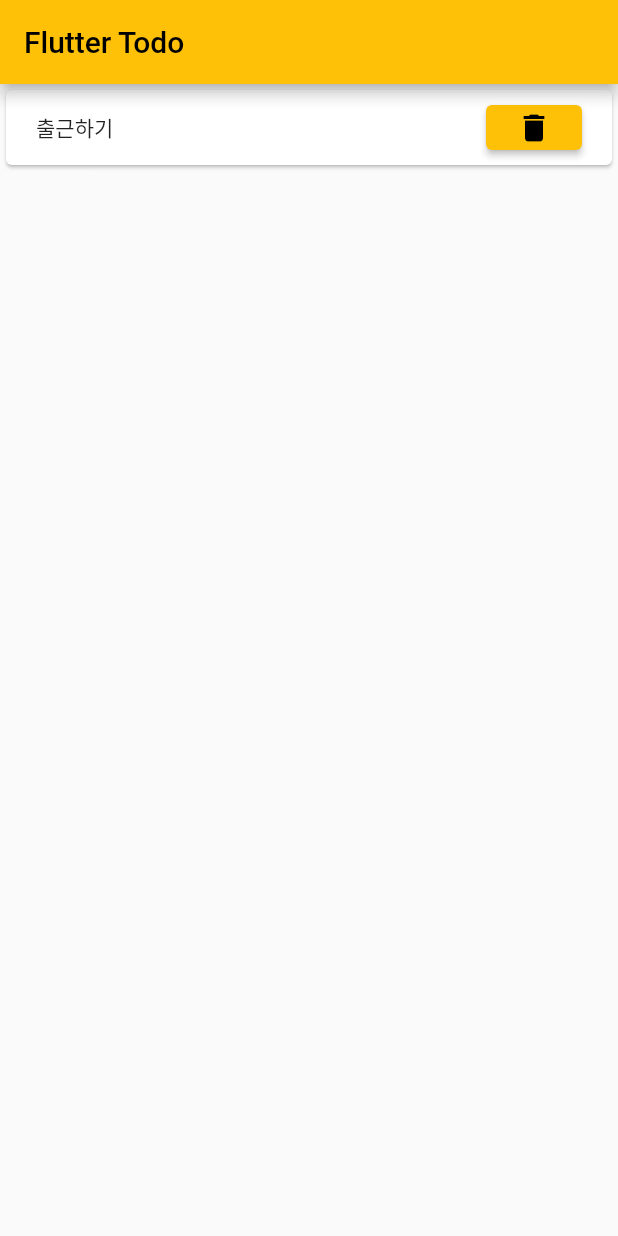
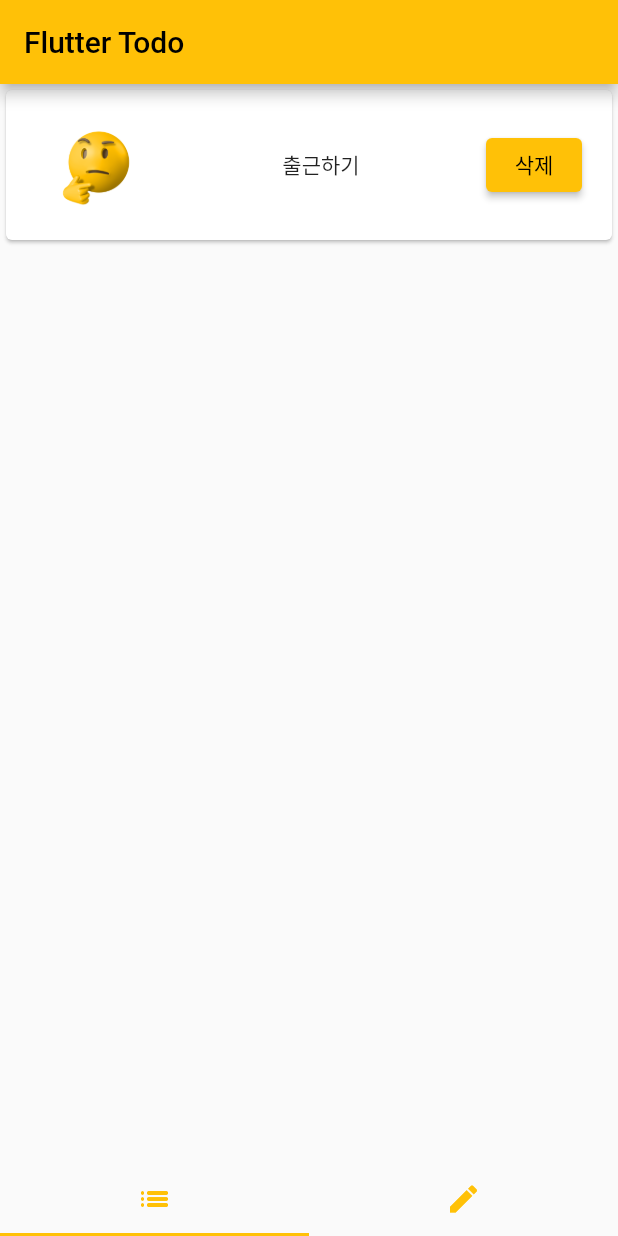
Before and after one commit to che-ri/flutter_todo, a Flutter app: the screen it shows after launch, on a phone screen of 412 x 824 dp. Run offline on Flutter 3.47's test engine with Material 2 defaults, Android fonts, the phone set to English and light mode, and no system bars.

Commit message:
feat ::: flutter-todo

```diff
--- a/lib/main.dart
+++ b/lib/main.dart
@@ -40,40 +40,45 @@ class _MyHomePageState extends State<MyHomePage>
   @override
   void initState() {
     super.initState();
-    todoList = [TodoItem(todo: '출근하기', achieved: true, imagePath: '')];
+    todoList = [
+      TodoItem(
+          todo: '출근하기',
+          achieved: true,
+          imagePath: 'assets/images/emoji_think.png')
+    ];
+    bottomNavigator = TabController(length: 2, vsync: this);
+  }
+
+  @override
+  void dispose() {
+    bottomNavigator?.dispose();
+    super.dispose();
   }
 
   @override
   Widget build(BuildContext context) {
     return Scaffold(
-        appBar: AppBar(
-          title: Text(widget.title),
-        ),
-        body: Container(
-            child: ListView.builder(
-          itemCount: todoList.length,
-          itemBuilder: (context, index) {
-            return GestureDetector(
-              child: Card(
-                  child: Container(
-                      height: 50,
-                      padding: EdgeInsets.only(
-                          left: 20, right: 20, top: 10, bottom: 10),
-                      child: Row(
-                        mainAxisAlignment: MainAxisAlignment.spaceBetween,
-                        children: [
-                          Text(todoList[index].todo!),
-                          ElevatedButton(
-                              onPressed: () {
-                                setState(() {
-                                  todoList.removeAt(index);
-                                });
-                              },
-                              child: Icon(Icons.delete))
-                        ],
-                      ))),
-            );
-          },
-        )));
+      appBar: AppBar(
+        title: Text(widget.title),
+      ),
+      body: TabBarView(
+        children: <Widget>[
+          TodoListPage(list: todoList),
+          TodoWritePage(list: todoList)
+        ],
+        controller: bottomNavigator,
+      ),
+      bottomNavigationBar: TabBar(
+        tabs: <Tab>[
+          Tab(
+            icon: Icon(Icons.list_rounded, color: Colors.amber),
+          ),
+          Tab(
+            icon: Icon(Icons.edit, color: Colors.amber),
+          )
+        ],
+        controller: bottomNavigator,
+      ),
+    );
   }
 }
--- a/lib/todoListPage.dart
+++ b/lib/todoListPage.dart
@@ -18,13 +18,17 @@ class _TodoListPageState extends State<TodoListPage> {
         child: Center(
             child: ListView.builder(
           itemCount: widget.list.length,
-          itemBuilder: (context, index) => GestureDetector(
+          itemBuilder: (context, index) {
+            return GestureDetector(
               child: Card(
+                  child: Container(
+                      padding: EdgeInsets.only(
+                          top: 10, bottom: 10, left: 20, right: 20),
                       child: Row(
-              mainAxisAlignment: MainAxisAlignment.center,
+                        mainAxisAlignment: MainAxisAlignment.spaceBetween,
                         children: [
                           Image.asset(widget.list[index].imagePath!,
-                    height: 100, width: 100, fit: BoxFit.contain),
+                              height: 80, width: 80, fit: BoxFit.cover),
                           Text(widget.list[index].todo!),
                           ElevatedButton(
                               onPressed: () {
@@ -34,21 +38,62 @@ class _TodoListPageState extends State<TodoListPage> {
                               },
                               child: Text('삭제'))
                         ],
-            )),
+                      ))),
               onTap: () {
                 AlertDialog dialog = AlertDialog(
                   content: Column(children: [
-                  Image.asset(widget.list[index].imagePath!),
-                  Text(widget.list[index].todo!)
+                    Image.asset(widget.list[index].imagePath!,
+                        width: 100, height: 100, fit: BoxFit.cover),
+                    Text(
+                      widget.list[index].todo!,
+                      style: TextStyle(fontSize: 30),
+                    ),
+                    ElevatedButton(
+                        onPressed: () {
+                          setState(() {
+                            widget.list.removeAt(index);
+                            Navigator.of(context).pop();
+                          });
+                        },
+                        child: Text('삭제'))
                   ]),
                 );
                 showDialog(
                     context: context,
                     builder: ((BuildContext context) => dialog));
               },
-          ),
+            );
+          },
         )),
       ),
     );
   }
 }
+
+
+// Container(
+//             child: ListView.builder(
+//           itemCount: todoList.length,
+//           itemBuilder: (context, index) {
+//             return GestureDetector(
+//               child: Card(
+//                   child: Container(
+//                       height: 50,
+//                       padding: EdgeInsets.only(
+//                           left: 20, right: 20, top: 10, bottom: 10),
+//                       child: Row(
+//                         mainAxisAlignment: MainAxisAlignment.spaceBetween,
+//                         children: [
+//                           Text(todoList[index].todo!),
+//                           ElevatedButton(
+//                               onPressed: () {
+//                                 setState(() {
+//                                   todoList.removeAt(index);
+//                                 });
+//                               },
+//                               child: Icon(Icons.delete))
+//                         ],
+//                       ))),
+//             );
+//           },
+//         ))
```
Also changed, not shown: lib/todoWritePage.dart (+88 -2 lines), pubspec.yaml (+53 -48 lines), assets/images/emoji_angry.png (added), assets/images/emoji_embarrassed.png (added), assets/images/emoji_funny_sad.png (added), assets/images/emoji_hard.png (added), assets/images/emoji_lovely.png (added), assets/images/emoji_party.png (added), assets/images/emoji_sad.png (added), assets/images/emoji_sleepy.png (added), assets/images/emoji_think.png (added). Lines whose indentation alone changed are shown as unchanged.
